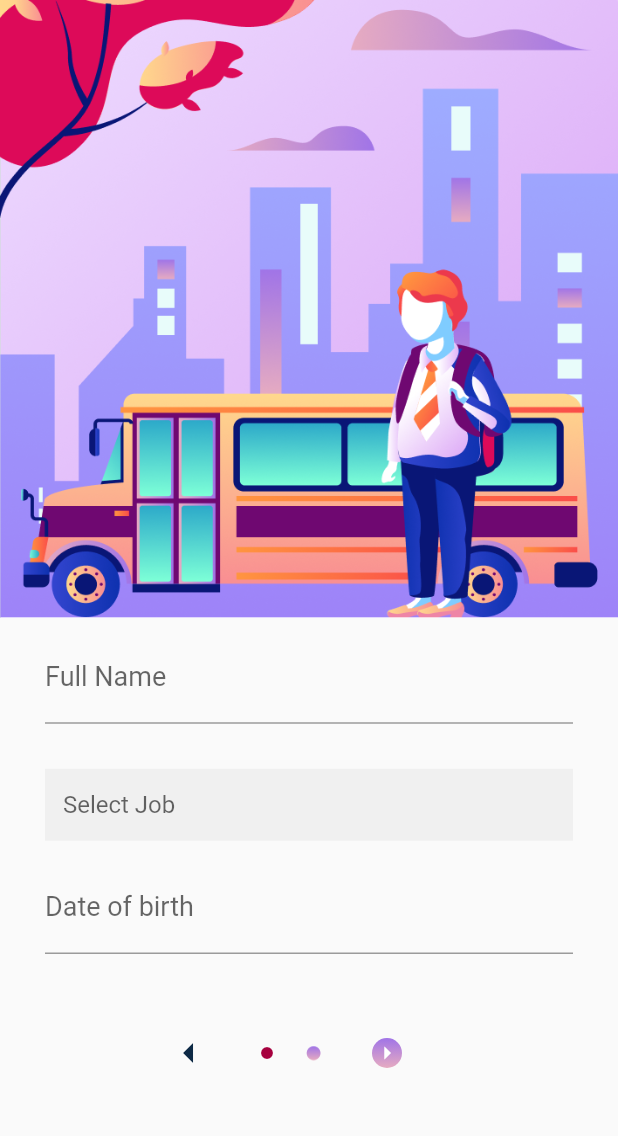
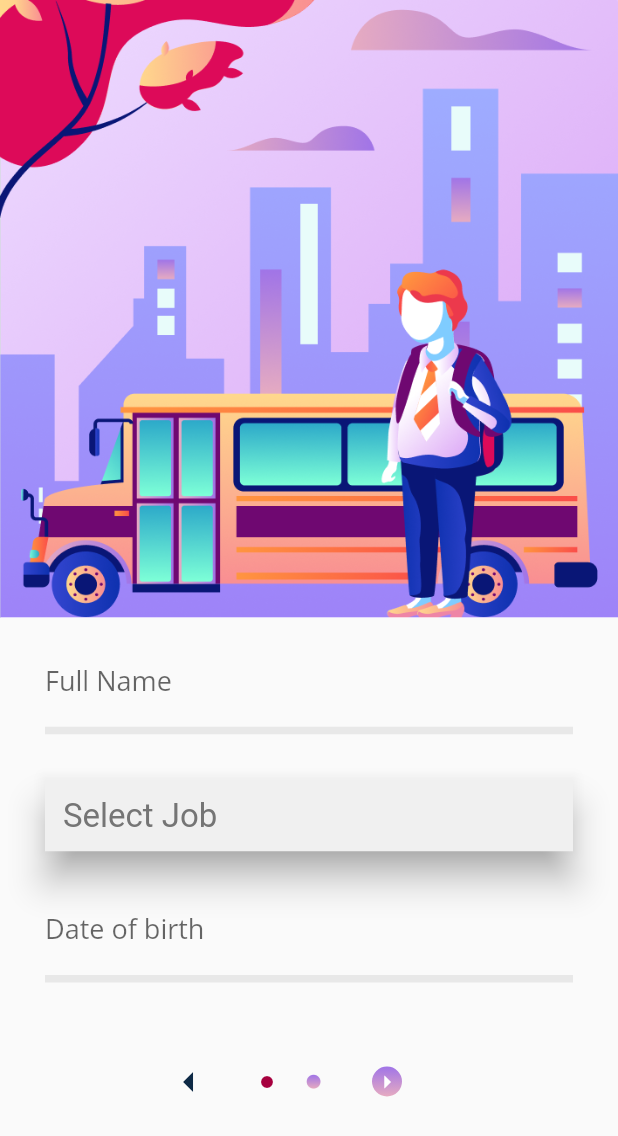
Before and after one commit to Vicdd/sa, a Flutter app: the screen it shows after launch, on a phone screen of 412 x 824 dp. Shown: the top 1136 px of the screen. Run offline on Flutter 3.47's test engine with Material 2 defaults, Android fonts, the phone set to English and light mode, and no system bars; drawn by our look-alikes of flutter_form_builder.

Commit message:
Added some changes to first page layout

```diff
--- a/lib/main.dart
+++ b/lib/main.dart
@@ -72,30 +72,45 @@ class _MyHomePageState extends State<MyHomePage> {
               ),
             ),
             Container (
-              padding: EdgeInsets.only(top: 10.0, left: 30.0, right: 30.0),
+              padding: EdgeInsets.only(top: 15.0, left: 30.0, right: 30.0),
               child: FormBuilder(
                 key: _fbKey,
                 autovalidate: false,
                 child: Column(
                   children: <Widget>[
-                    FormBuilderTextField(
+                    Container(
+                      decoration: BoxDecoration(
+                        border: Border(bottom: BorderSide(color: Color(0xFFE8E8E8), width: 5.0))
+                      ),
+                      child: FormBuilderTextField(
                         attribute: "name",
-                      maxLines: 1,
+                        style: TextStyle(
+                          fontSize: 22.0,
+                          fontFamily: 'OpenSans',
+                          color: Color(0xFF757575)
+                        ),
                         decoration: InputDecoration(
                           labelText: "Full Name",
                           labelStyle: TextStyle(fontSize: 18),
-                        border: UnderlineInputBorder()
+                          border: InputBorder.none,
+                          contentPadding: EdgeInsets.symmetric(vertical: 5.0),
                         ),
+                        maxLines: 1,
                         validators: [FormBuilderValidators.required()],
                       ),
+                    ),
                     SizedBox(height: 30.0),
-                    FormBuilderDropdown(
+                    Material(
+                      elevation: 10.0,
+                      shadowColor: Colors.grey,
+                      child: FormBuilderDropdown(
                         attribute: "job",
-                      hint: Text('Select Job'),
+                        hint: Text('Select Job', style: TextStyle(color: Color(0xFF757575), fontSize: 22)),
                         decoration: InputDecoration(
                           filled: true,
                           border: InputBorder.none
                         ),
+                        style: TextStyle(color: Color(0xFF757575), fontSize: 22),
                         validators: [FormBuilderValidators.required()],
                         iconSize: 0,
                         items: [
@@ -106,7 +121,13 @@ class _MyHomePageState extends State<MyHomePage> {
                         ] .map((job) =>
                             DropdownMenuItem(value: job, child: Text(job))).toList(),
                       ),
-                    SizedBox(height: 15.0),
+                    ),
+                    SizedBox(height: 25.0),
+                    Container(
+                      decoration: BoxDecoration(
+                        border: Border(bottom: BorderSide(color: Color(0xFFE8E8E8), width: 5.0))
+                      ),
+                      child:
                         FormBuilderDateTimePicker(
                           attribute: "date",
                           inputType: InputType.date,
@@ -114,9 +135,17 @@ class _MyHomePageState extends State<MyHomePage> {
                           firstDate: DateTime(1900),
                           lastDate: DateTime.now().add(Duration(hours: 1)),
                           validators: [FormBuilderValidators.required()],
+                          style: TextStyle(
+                            fontSize: 22.0,
+                            fontFamily: 'OpenSans',
+                            color: Color(0xFF757575)
+                          ),
                           decoration: InputDecoration(
                             labelText: "Date of birth",
-                        labelStyle: TextStyle(fontSize: 18)
+                            labelStyle: TextStyle(fontSize: 18),
+                            border: InputBorder.none,
+                            contentPadding: EdgeInsets.symmetric(vertical: 5.0),
+                          ),
                         ),
                     ),
                     SizedBox(height: 42.0),
@@ -197,7 +226,7 @@ class SecondScreen extends StatelessWidget {
             ),
           ),
           Container(
-            padding: EdgeInsets.only(top: 30.0, left: 30.0, right: 30.0),
+            padding: EdgeInsets.only(top: 20.0, left: 30.0, right: 30.0),
             child: Column(
               mainAxisAlignment: MainAxisAlignment.start,
               crossAxisAlignment: CrossAxisAlignment.start,
@@ -226,7 +255,7 @@ class SecondScreen extends StatelessWidget {
                     fontSize: 32,
                   ),
                 ),
-                SizedBox(height: 60.0),
+                SizedBox(height: 90.0),
                 Row(
                   mainAxisAlignment: MainAxisAlignment.center,
                   crossAxisAlignment: CrossAxisAlignment.center,
```
Lines whose indentation alone changed are shown as unchanged.
